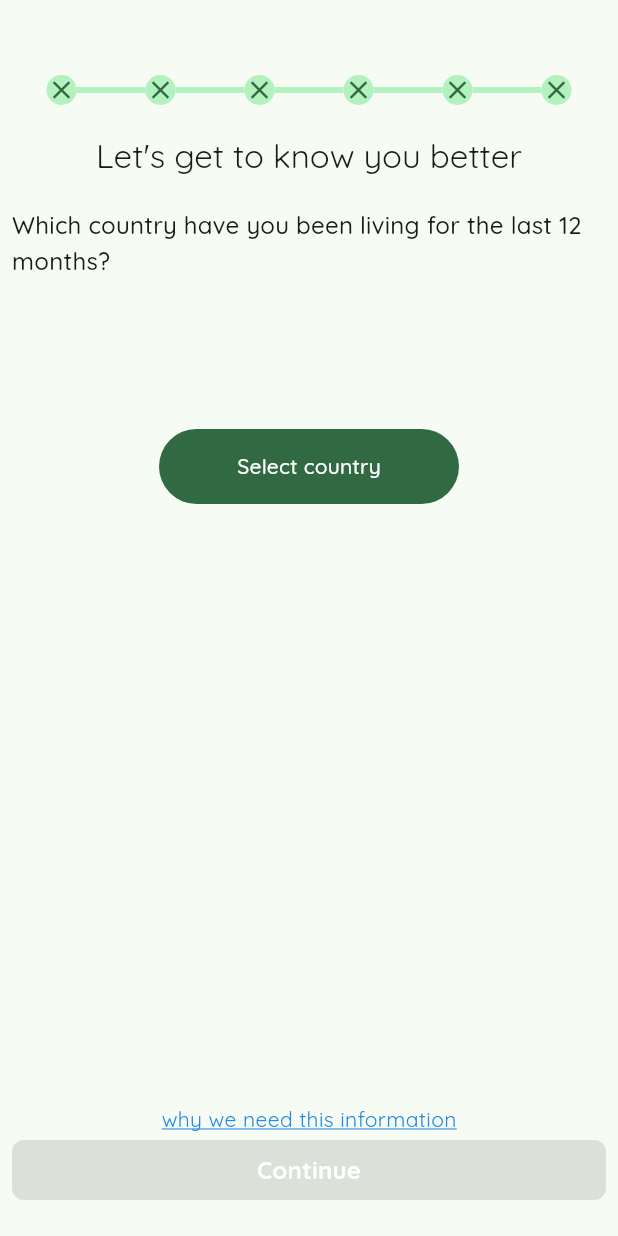
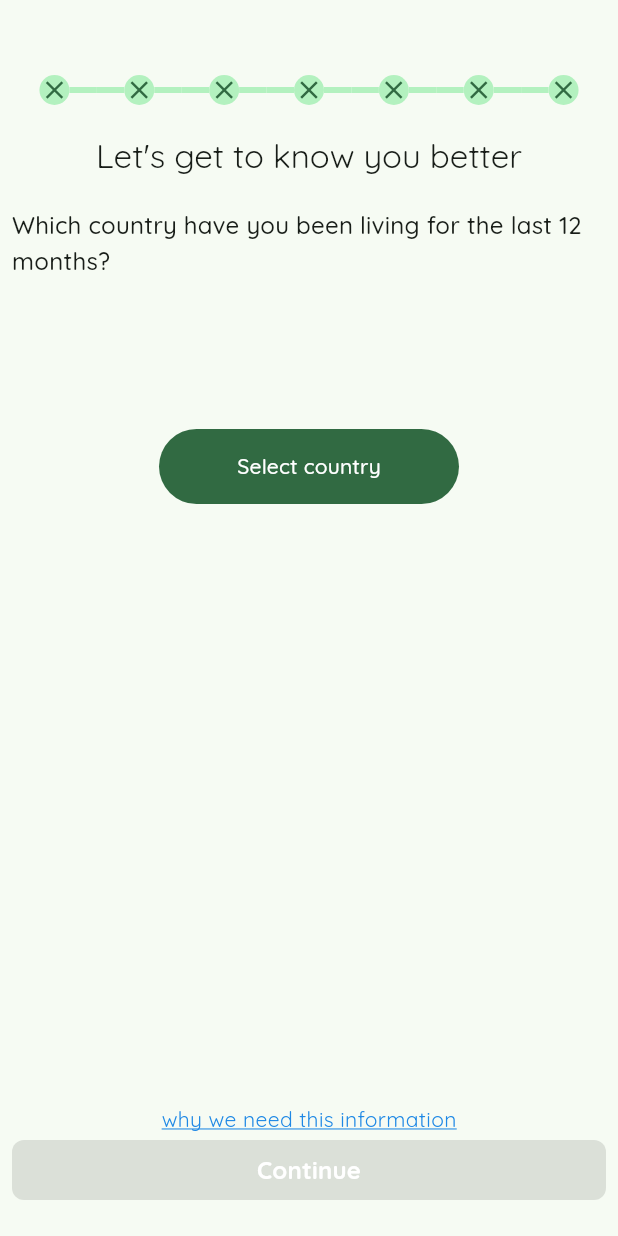
Before and after one commit to Quingsley/CarbonZero, a Flutter app: the UserOnboarding screen opened by its route, on a phone screen of 412 x 824 dp. Run offline on Flutter 3.47's test engine with Material 3 defaults, Android fonts, the phone set to English and light mode, and no system bars; drawn by our look-alikes of timeline_tile; our stand-ins replace awesome_notifications, cloud_firestore, country_picker, equatable, firebase_auth, firebase_core and 18 more; missing offline and left inert: firebase_app_check, firebase_cached_image, flutter_face_pile; accounts and stored records are empty; generated files the repository leaves out were written again; project files that could hold a hidden picture were left out.

Commit message:
Add color to back button icon

```diff
--- a/lib/features/user_onboarding/presentation/pages/user_onboarding.dart
+++ b/lib/features/user_onboarding/presentation/pages/user_onboarding.dart
@@ -1,3 +1,4 @@
+import 'package:carbon_zero/core/extensions.dart';
 import 'package:carbon_zero/features/user_onboarding/presentation/widgets/k_timeline_tile.dart';
 import 'package:carbon_zero/features/user_onboarding/presentation/widgets/page_view_form.dart';
 import 'package:carbon_zero/features/user_onboarding/providers/user_onboarding_providers.dart';
@@ -54,6 +55,7 @@ class _UserOnboardingState extends ConsumerState<UserOnboarding> {
               children: [
                 if (controller.hasClients && currentPage != 0)
                   Material(
+                    color: context.colors.primary,
                     borderRadius: BorderRadius.circular(50),
                     child: ClipRRect(
                       borderRadius: BorderRadius.circular(50),
@@ -66,9 +68,9 @@ class _UserOnboardingState extends ConsumerState<UserOnboarding> {
                             curve: Curves.easeInOut,
                           );
                         },
-                        child: const Icon(
+                        child: Icon(
                           Icons.arrow_back_ios_outlined,
-                          color: Colors.black,
+                          color: context.colors.onPrimary,
                         ),
                       ),
                     ),
@@ -99,9 +101,14 @@ class _UserOnboardingState extends ConsumerState<UserOnboarding> {
                   isLast: false,
                 ),
                 KTimelineTile(
+                  isLast: false,
+                  isFirst: false,
+                  isPast: currentPage > 5,
+                ),
+                KTimelineTile(
                   isLast: true,
                   isFirst: false,
-                  isPast: currentPage == 5,
+                  isPast: currentPage == 6,
                 ),
               ],
             ),
```
